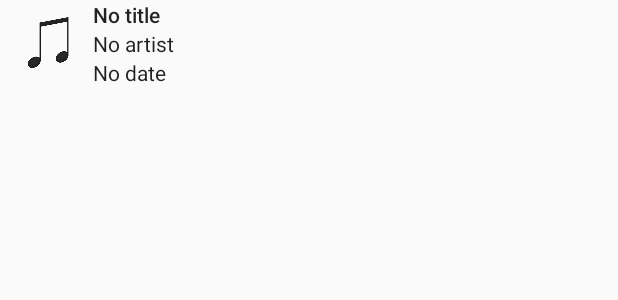
After one commit to MeloniZippoProjects/AudioRecognition, an Android app: the layout history_entry_view.xml on its own in the app's theme, with its tools: preview values and no code run, on a phone screen of 412 x 824 dp. The commit adds this screen. Shown: the top 300 px of the screen. Run offline under Robolectric (Android 15) with nearby library versions, the phone set to English and light mode, and no system bars.

Commit message:
Implement history view activity

```diff
--- a/AudioRecognitionApp/app/src/main/AndroidManifest.xml
+++ b/AudioRecognitionApp/app/src/main/AndroidManifest.xml
@@ -22,7 +22,7 @@
                 <category android:name="android.intent.category.LAUNCHER" />
             </intent-filter>
         </activity>
-        <activity android:name=".DatabaseViewActivity" />
+        <activity android:name=".HistoryViewActivity" />
         <activity android:name=".RecognizedSongActivity">
             <intent-filter>
                 <action android:name="android.intent.action.MAIN" />
--- a/AudioRecognitionApp/app/src/main/java/org/melonizippo/audiorecognition/RecognizedSongActivity.java
+++ b/AudioRecognitionApp/app/src/main/java/org/melonizippo/audiorecognition/RecognizedSongActivity.java
@@ -7,8 +7,6 @@ import android.widget.TextView;
 
 import org.melonizippo.audiorecognition.database.FingerprintsDatabaseAdapter;
 import org.melonizippo.audiorecognition.database.SongMetadata;
-import org.melonizippo.audiorecognition.recognition.RecognitionResult;
-import org.melonizippo.audiorecognition.recognition.RecognitionService;
 
 public class RecognizedSongActivity extends AppCompatActivity
 {
--- a/AudioRecognitionApp/app/src/main/java/org/melonizippo/audiorecognition/database/HistoryEntry.java
+++ b/AudioRecognitionApp/app/src/main/java/org/melonizippo/audiorecognition/database/HistoryEntry.java
@@ -4,6 +4,6 @@ import java.time.LocalDate;
 
 public class HistoryEntry
 {
-    LocalDate timestamp;
-    int songId;
+    public LocalDate timestamp;
+    public int songId;
 }
--- /dev/null
+++ b/AudioRecognitionApp/app/src/main/res/layout/history_entry_view.xml
@@ -0,0 +1,43 @@
+<?xml version="1.0" encoding="utf-8"?>
+<android.support.constraint.ConstraintLayout
+    xmlns:android="http://schemas.android.com/apk/res/android" android:layout_width="match_parent"
+    android:layout_height="wrap_content">
+
+    <LinearLayout
+        android:layout_width="match_parent"
+        android:layout_height="wrap_content"
+        android:orientation="horizontal"
+        android:layout_margin="5dp"
+        >
+        <ImageView
+            android:id="@+id/coverIcon"
+            android:src="@drawable/default_cover"
+            android:layout_width="50dp"
+            android:layout_height="50dp"
+            android:layout_margin="3dp"/>
+
+        <LinearLayout
+            android:layout_width="wrap_content"
+            android:layout_height="match_parent"
+            android:orientation="vertical">
+            <TextView
+                android:id="@+id/titleText"
+                android:text="@string/unknownTitle"
+                android:layout_width="wrap_content"
+                android:layout_height="wrap_content"
+                android:textAppearance="@style/Base.TextAppearance.AppCompat.Body2"/>
+            <TextView
+                android:id="@+id/artistText"
+                android:text="@string/unknownArtist"
+                android:layout_width="wrap_content"
+                android:layout_height="wrap_content"
+                android:textAppearance="@style/Base.TextAppearance.AppCompat.Body1"/>
+            <TextView
+                android:id="@+id/dateText"
+                android:text="@string/unknownDate"
+                android:layout_width="wrap_content"
+                android:layout_height="wrap_content"
+                android:textAppearance="@style/Base.TextAppearance.AppCompat.Body1"/>
+        </LinearLayout>
+    </LinearLayout>
+</android.support.constraint.ConstraintLayout>
--- a/AudioRecognitionApp/app/src/main/res/values/strings.xml
+++ b/AudioRecognitionApp/app/src/main/res/values/strings.xml
@@ -5,4 +5,6 @@
     <string name="unknownTitle">No title</string>
     <string name="unknownArtist">No artist</string>
     <string name="unknownAlbum">No album</string>
+    <string name="hystoryTitle">History</string>
+    <string name="unknownDate">No date</string>
 </resources>
```
Also changed, not shown: AudioRecognitionApp/app/src/main/java/org/melonizippo/audiorecognition/DatabaseViewActivity.java (deleted, +0 -15 lines), AudioRecognitionApp/app/src/main/java/org/melonizippo/audiorecognition/HistoryEntryAdapter.java (added, +60 -0 lines), AudioRecognitionApp/app/src/main/java/org/melonizippo/audiorecognition/HistoryViewActivity.java (added, +29 -0 lines), AudioRecognitionApp/app/src/main/res/layout/activity_database_view.xml (deleted, +0 -9 lines), AudioRecognitionApp/app/src/main/res/layout/activity_history_view.xml (added, +22 -0 lines).
